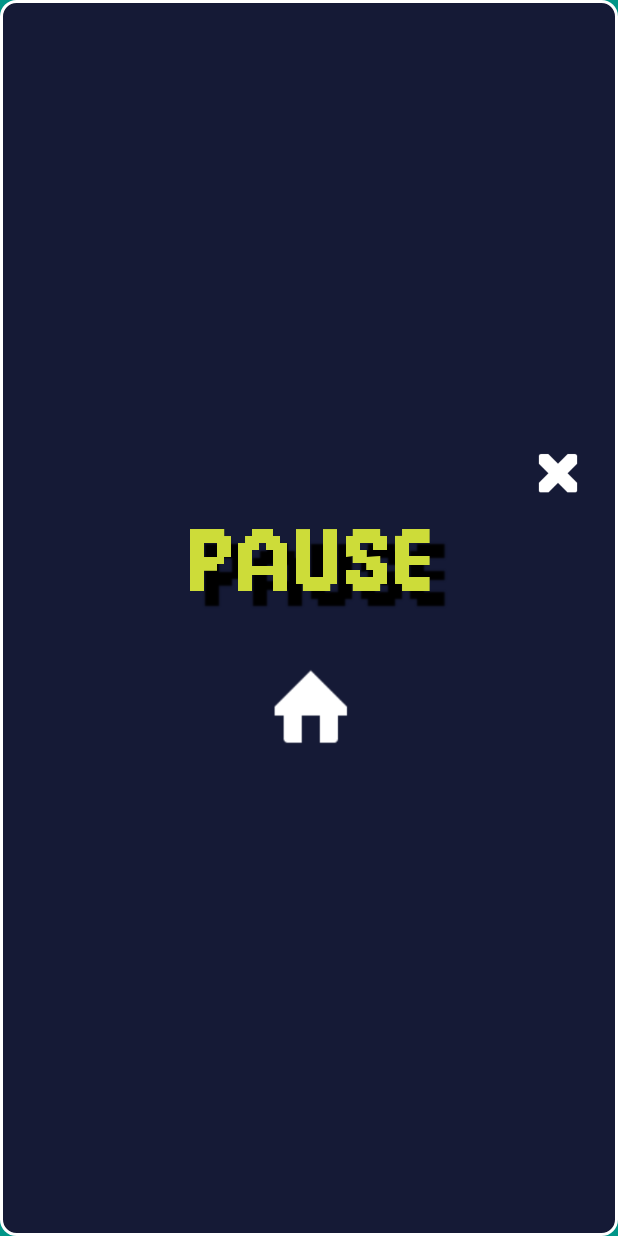
After one commit to Ayduria/GamersGuess, an Android app: the layout dialog_pausemenu.xml on its own in the app's theme, with its tools: preview values and no code run, on a phone screen of 412 x 824 dp. The commit adds this screen. Run offline under Robolectric (Android 15) with nearby library versions, the phone set to English and light mode, and no system bars.

Commit message:
Pause menu now dialog window

```diff
--- a/app/src/main/AndroidManifest.xml
+++ b/app/src/main/AndroidManifest.xml
@@ -32,10 +32,6 @@
             android:screenOrientation="portrait">
         </activity>
         <activity
-            android:name=".PauseMenuActivity"
-            android:screenOrientation="portrait">
-        </activity>
-        <activity
             android:name=".LeaderboardActivity"
             android:screenOrientation="portrait">
         </activity>
--- /dev/null
+++ b/app/src/main/res/layout/dialog_pausemenu.xml
@@ -0,0 +1,35 @@
+<?xml version="1.0" encoding="utf-8"?>
+<LinearLayout
+    xmlns:android="http://schemas.android.com/apk/res/android"
+    android:layout_height="match_parent"
+    android:layout_width="match_parent"
+    android:orientation="vertical"
+    android:background="@drawable/leaderboard_background"
+    android:padding="20dp"
+    android:gravity="center">
+
+    <ImageButton
+        android:id="@+id/close_button"
+        android:layout_width="40dp"
+        android:layout_height="40dp"
+        android:layout_gravity="end"
+        android:layout_marginBottom="5dp"
+        android:background="@drawable/cross_icon"/>
+
+    <TextView
+        android:id="@+id/pause_header"
+        style="@style/Theme.GamersGuess.gameName"
+        android:layout_width="match_parent"
+        android:layout_height="wrap_content"
+        android:layout_marginBottom="5dp"
+        android:gravity="center"
+        android:text="@string/pause_menu" />
+
+    <ImageButton
+        android:id="@+id/home_button2"
+        android:layout_width="75dp"
+        android:layout_height="75dp"
+        android:layout_margin="20dp"
+        android:background="@drawable/home_icon" />
+
+</LinearLayout>
```
Also changed, not shown: app/src/main/java/uqac/dim/gamersguess/PauseMenuActivity.java (deleted, +0 -42 lines), app/src/main/java/uqac/dim/gamersguess/PauseMenuDialog.java (added, +57 -0 lines), app/src/main/java/uqac/dim/gamersguess/QuizActivity.java (+10 -3 lines), app/src/main/res/layout/activity_pausemenu.xml (deleted, +0 -36 lines), app/src/main/res/drawable/cross_icon.png (added).
